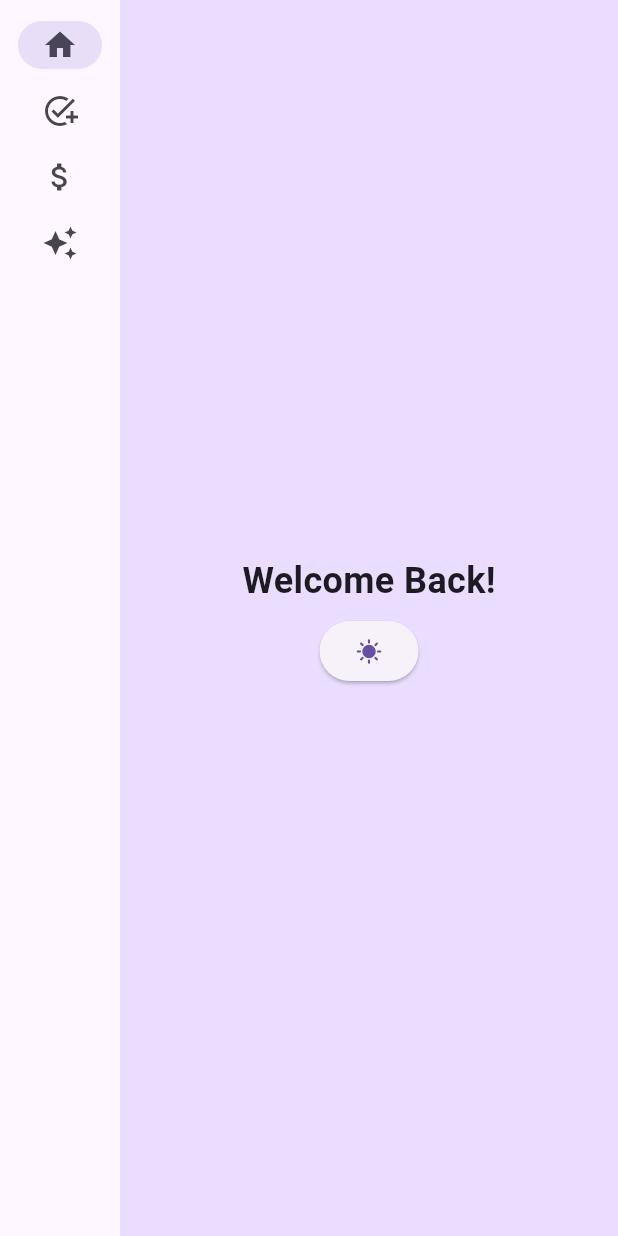
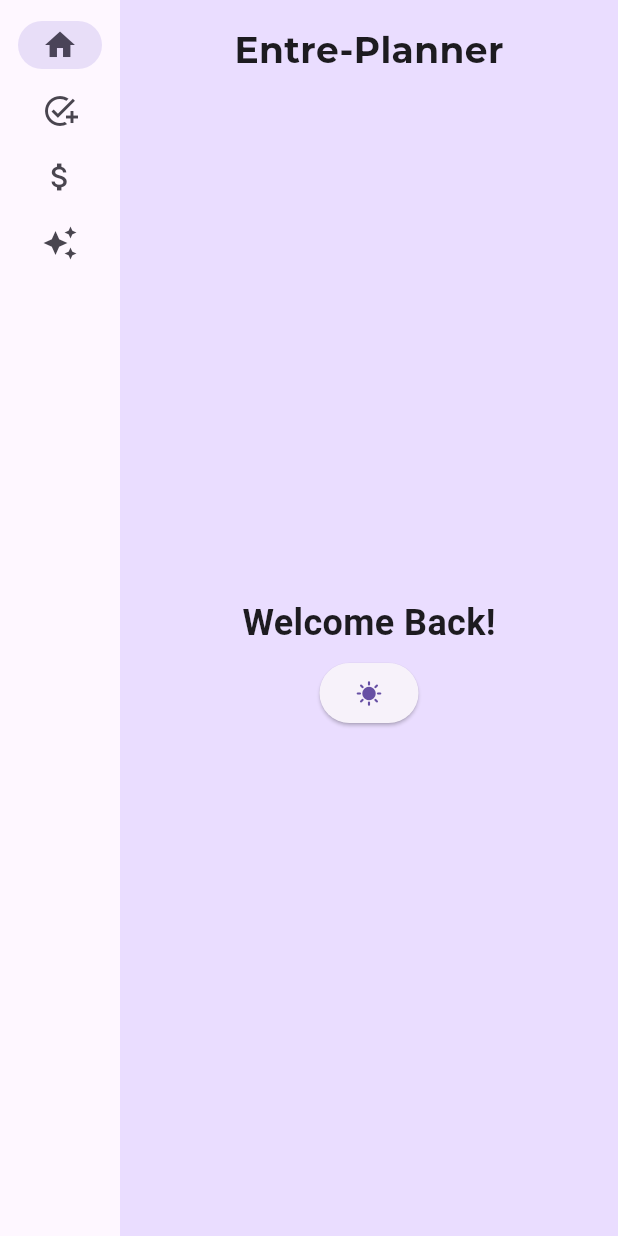
Before and after one commit to m-capone1/Entre-Planner, a Flutter app: the screen it shows after launch, on a phone screen of 412 x 824 dp. Run offline on Flutter 3.47's test engine with Material 3 defaults, Android fonts, the phone set to English and light mode, and no system bars; our stand-ins replace google_fonts.

Commit message:
add logo header and styling

```diff
--- a/lib/main.dart
+++ b/lib/main.dart
@@ -1,5 +1,6 @@
 import 'package:flutter/material.dart';
 import 'package:provider/provider.dart';
+import 'package:google_fonts/google_fonts.dart';
 
 void main() {
   runApp(const MyApp());
@@ -122,16 +123,31 @@ class _HomePageState extends State<HomePage> {
   @override
   Widget build(BuildContext context) {
     final themeNotifier = Provider.of<ThemeNotifier>(context);
-    return Center(
-      child: Column(
-        mainAxisAlignment: MainAxisAlignment.center,
+    return Column(
       children: [
-          const SizedBox(height: 10),
+        Align(
+          alignment: Alignment.topCenter,
+          child: Padding(
+            padding: const EdgeInsets.all(16.0),
+            child: Text(
+              'Entre-Planner',
+              style: GoogleFonts.montserrat(
+                textStyle: const TextStyle(
+                  fontSize: 24,
+                  fontWeight: FontWeight.bold,
+                ),
+              ),
+            ),
+          ),
+        ),
+        const Spacer(),
         Column(
           mainAxisSize: MainAxisSize.min,
           children: [
-              const Text('Welcome Back!',
-                  style: TextStyle(fontSize: 24, fontWeight: FontWeight.bold)),
+            const Text(
+              'Welcome Back!',
+              style: TextStyle(fontSize: 24, fontWeight: FontWeight.bold),
+            ),
             Container(
               padding: const EdgeInsets.all(6.0),
               child: ElevatedButton(
@@ -145,8 +161,8 @@ class _HomePageState extends State<HomePage> {
             ),
           ],
         ),
+        const Spacer(),
       ],
-      ),
     );
   }
 }
--- a/pubspec.yaml
+++ b/pubspec.yaml
@@ -16,6 +16,7 @@ dependencies:
   provider: ^6.0.0
   english_words: ^4.0.0
   theme_provider: ^0.6.0
+  google_fonts: ^6.2.1
 
 dev_dependencies:
   flutter_test:
```
Also changed, not shown: pubspec.lock, 1 other file. Lines whose indentation alone changed are shown as unchanged.
